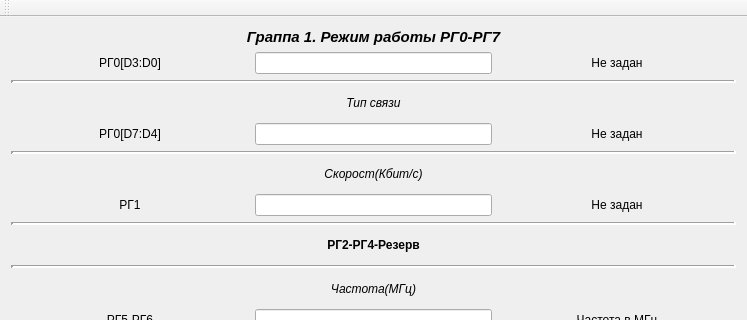
Before: the Qt Designer form DeviceVS/DeviceVS.ui in AleksandrKajl/DeviceVS, drawn with Qt 5; both pictures show x 0 to 747 and y 0 to 320 of the 747 by 506 pixel window.
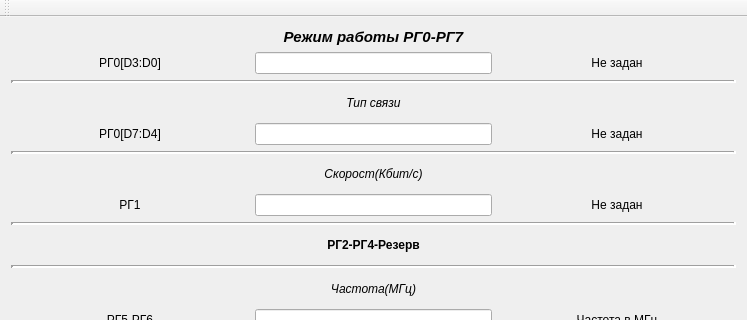
After: the same form once the commit is applied.

Patch:
```diff
--- a/DeviceVS/DeviceVS.ui
+++ b/DeviceVS/DeviceVS.ui
@@ -91,7 +91,7 @@
          </font>
         </property>
         <property name="text">
-         <string>Граппа 1. Режим работы РГ0-РГ7</string>
+         <string>Режим работы РГ0-РГ7</string>
         </property>
         <property name="alignment">
          <set>Qt::AlignCenter</set>
```
